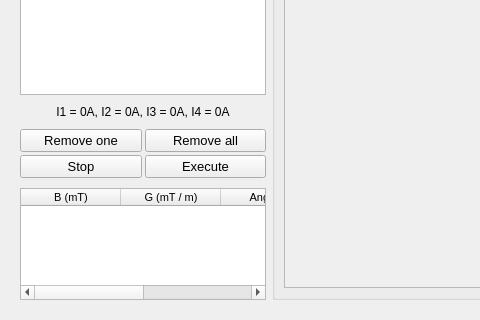
Qt form UI/Table.ui (imad151/EduMagFall) before a commit; both pictures show x 0 to 480 and y 428 to 748 of the 897 by 748 pixel window.
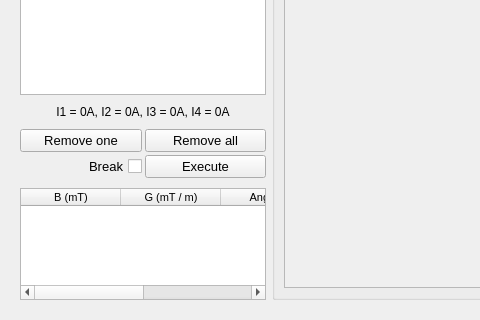
The same form after that commit.

The edit to the form file:
```diff
--- a/UI/Table.ui
+++ b/UI/Table.ui
@@ -757,7 +757,7 @@
          </widget>
         </item>
         <item row="1" column="0">
-         <widget class="QPushButton" name="StopButton">
+         <widget class="QCheckBox" name="PauseButton">
           <property name="sizePolicy">
            <sizepolicy hsizetype="MinimumExpanding" vsizetype="Minimum">
             <horstretch>0</horstretch>
@@ -769,8 +769,11 @@
             <pointsize>10</pointsize>
            </font>
           </property>
+          <property name="layoutDirection">
+           <enum>Qt::RightToLeft</enum>
+          </property>
           <property name="text">
-           <string>Stop</string>
+           <string>Break</string>
           </property>
          </widget>
         </item>
```
